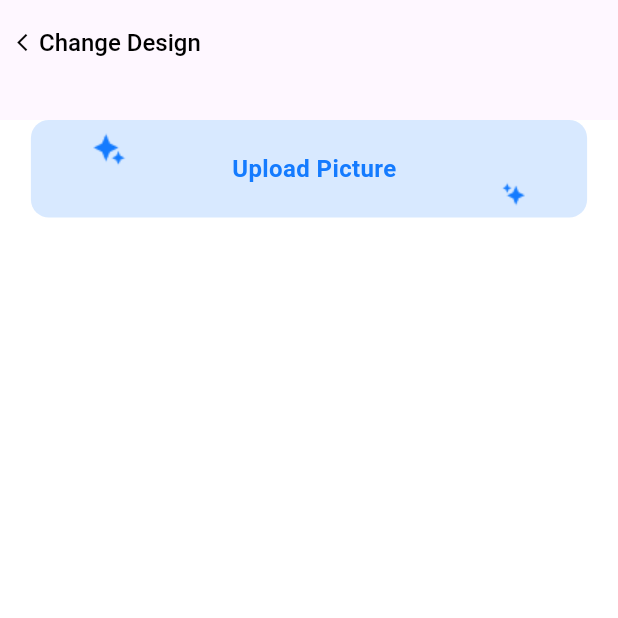
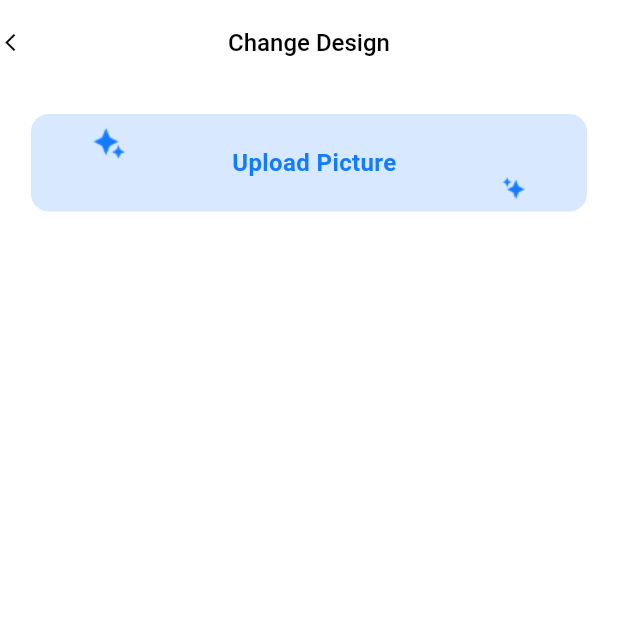
Before and after one commit to jayaprakash8088/image_panning, a Flutter app: the screen it shows after launch, on a phone screen of 412 x 824 dp, the top half of it. Run offline on Flutter 3.47's test engine with Material 2 defaults, Android fonts, the phone set to English and light mode, and no system bars; our stand-ins replace fluttertoast, google_fonts, image_cropper, image_picker.

Commit message:
edit screen completed

```diff
--- a/lib/features/view/change_design_screen.dart
+++ b/lib/features/view/change_design_screen.dart
@@ -18,13 +18,12 @@ class ChangeDesignScreen extends StatelessWidget {
         Provider.of<UploadPictureViewModel>(context, listen: false);
     return Scaffold(
       backgroundColor: white,
-      appBar: PreferredSize(
-          preferredSize: const Size.fromHeight(80.0),
-          child: MyAppBar(
-              title: changeDesign,
-              onBackPressed: () => Navigator.pop(context))),
+      appBar: MyAppBar(
+           changeDesign,
+          context),
       body: Column(
         children: [
+          SizedBox(height: 20.0,),
           Center(
             child: GestureDetector(
               onTap: () => openBottomSheet(context,viewModel),
--- a/lib/features/widgets/edit_card_btn.dart
+++ b/lib/features/widgets/edit_card_btn.dart
@@ -11,7 +11,7 @@ class EditCardButton extends StatelessWidget {
       height: 50.0,
       width: MediaQuery.of(context).size.width * 0.8,
       decoration:  BoxDecoration(
-        borderRadius: const BorderRadius.all(Radius.circular(10.0)),
+        borderRadius: const BorderRadius.all(Radius.circular(25.0)),
          border: Border.all(color: red,)),
       child:  Center(
         child: Text(text,
--- a/lib/features/widgets/my_app_bar.dart
+++ b/lib/features/widgets/my_app_bar.dart
@@ -3,30 +3,26 @@ import 'package:google_fonts/google_fonts.dart';
 
 import '../../utils/app_color.dart';
 
-class MyAppBar extends StatelessWidget {
-  const MyAppBar({super.key, required this.title, required this.onBackPressed});
-  final String title;
-  final Function() onBackPressed;
-  @override
-  Widget build(BuildContext context) {
-    return AppBar(
+
+class MyAppBar extends AppBar{
+  MyAppBar(String title,BuildContext context, {super.key}):super(
     elevation: 0.0,
-      foregroundColor: white,
+    backgroundColor: Colors.white,
+    foregroundColor: Colors.white,
     leadingWidth: 5.0,
     leading: GestureDetector(
-        onTap: ()=>onBackPressed,
-        child: IconButton(onPressed:()=> onBackPressed, icon:const Icon(
+      onTap: () {
+        Navigator.pop(context);
+      },
+      child: const Icon(
         size:14.0,
         Icons.arrow_back_ios_sharp,
         color: black,) ),
-      ),
-      title: Padding(
-        padding: const EdgeInsets.only(left: 5.0),
-        child: Text(title,style: GoogleFonts.roboto(
+    title:  Text(title,style:  GoogleFonts.roboto(
       color:black,fontSize: 16.0,
       fontWeight: FontWeight.w500,
-        )),
-      ),
+    ),),
+    centerTitle: true,
   );
+
 }
-}
```
Also changed, not shown: lib/features/view/edit_card_screen.dart (+28 -11 lines), lib/features/view/image_view_and_crop_screen.dart (+5 -7 lines), lib/features/widgets/cards_ui.dart (added, +23 -0 lines), lib/features/widgets/logo_ui.dart (added, +21 -0 lines), lib/features/widgets/samll_icon.dart (added, +17 -0 lines), lib/features/widgets/stack_widgets.dart (added, +35 -0 lines). Lines whose indentation alone changed are shown as unchanged.
